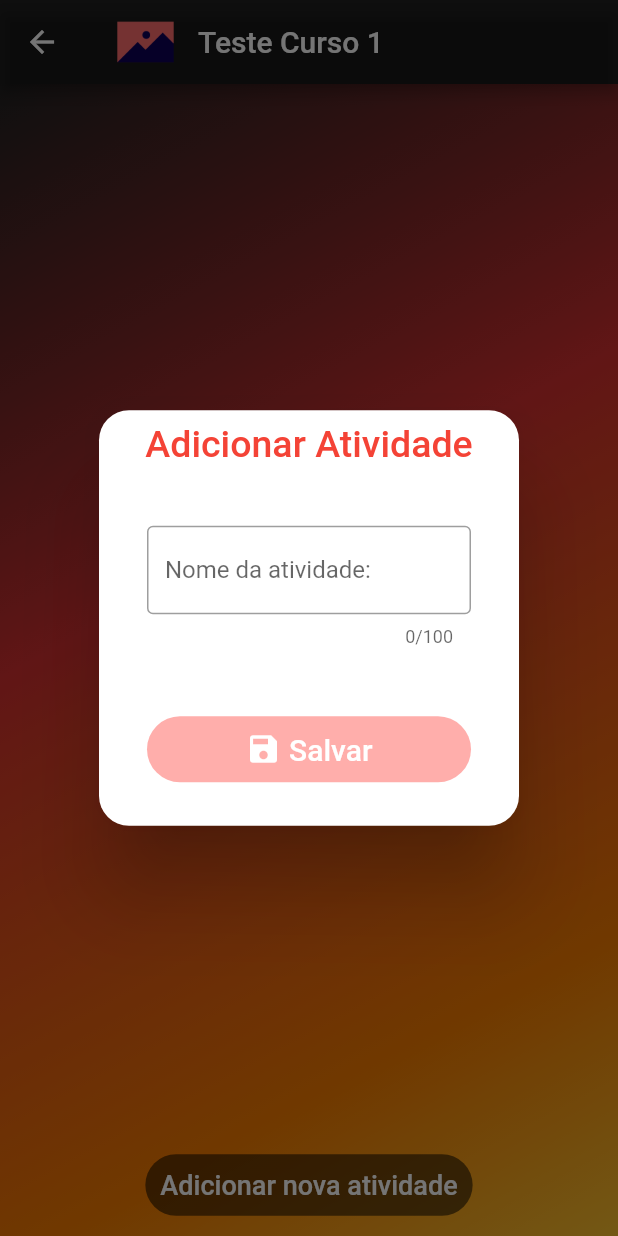
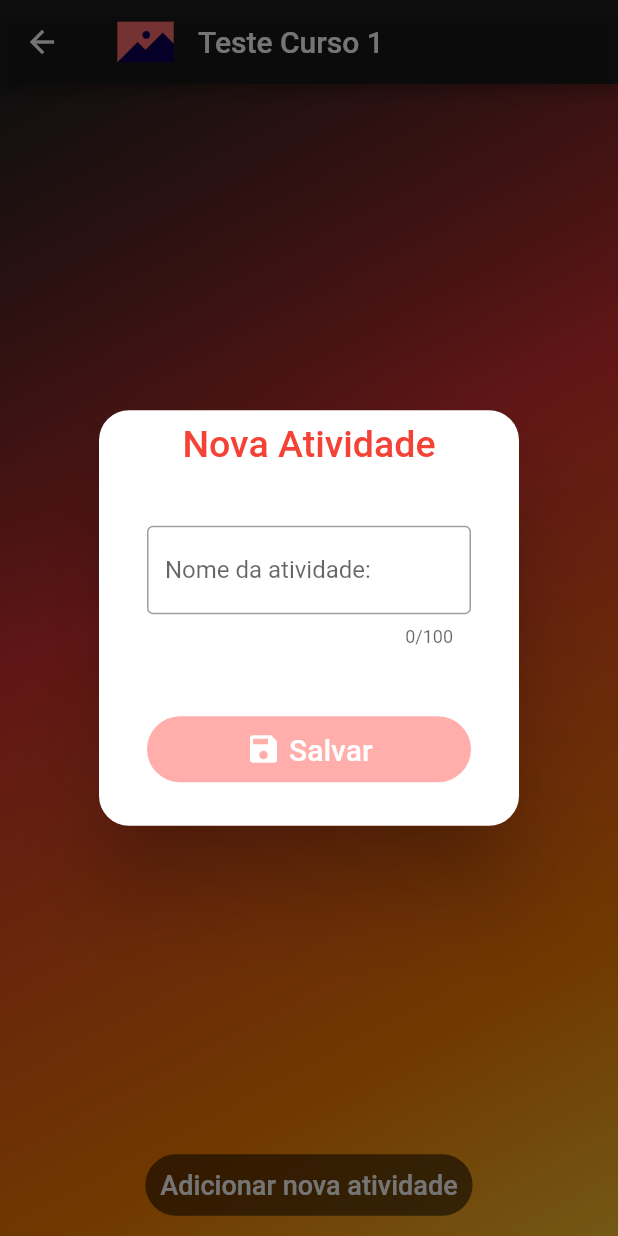
Before and after one commit to alvarobcprado/flutter-dio-courses, a Flutter app: the ActivityView screen opened directly with sample values from the repository, after a tap on "Adicionar nova atividade", on a phone screen of 412 x 824 dp. Run offline on Flutter 3.47's test engine with Material 2 defaults, Android fonts, the phone set to English and light mode, and no system bars; our stand-ins replace flutter_slidable, form_field_validator, get, image_picker.

Commit message:
feat: added edit activity option

```diff
--- a/lib/app/views/activity_view/activity_view.dart
+++ b/lib/app/views/activity_view/activity_view.dart
@@ -1,12 +1,12 @@
 import 'package:dio_cursos/app/models/activity_model/activity_model.dart';
 import 'package:dio_cursos/app/models/course_model/course_model.dart';
-import 'package:dio_cursos/app/views/activity_form_view/activity_form_view.dart';
-import 'package:dio_cursos/app/views/activity_view/widgets/Activity_listing_widget.dart';
+
+import 'package:dio_cursos/app/views/activity_view/widgets/activity_dialog_widget.dart';
+import 'package:dio_cursos/app/views/activity_view/widgets/activity_listing_widget.dart';
 import 'package:dio_cursos/app/widgets/app_bar_widget.dart';
 
 import 'package:dio_cursos/app/widgets/background_box_decoration.dart';
 import 'package:flutter/material.dart';
-import 'package:get/get.dart';
 
 class ActivityView extends StatelessWidget {
   final CourseModel course;
@@ -38,16 +38,8 @@ class ActivityView extends StatelessWidget {
               ),
               TextButton(
                 onPressed: () {
-                  Get.defaultDialog(
-                    title: "Adicionar Atividade",
-                    titleStyle: TextStyle(fontSize: 25, color: Colors.red),
-                    content: Container(
-                      height: 200,
-                      padding: const EdgeInsets.all(8.0),
-                      child: ActivityFormView(
-                        activity: ActivityModel.empty(course: course),
-                      ),
-                    ),
+                  ActivityDialogWidget.showDialog(
+                    activity: ActivityModel.empty(course: course),
                   );
                 },
                 style: TextButton.styleFrom(
--- /dev/null
+++ b/lib/app/views/activity_view/widgets/activity_dialog_widget.dart
@@ -0,0 +1,25 @@
+import 'package:dio_cursos/app/models/activity_model/activity_model.dart';
+import 'package:dio_cursos/app/views/activity_form_view/activity_form_view.dart';
+import 'package:flutter/material.dart';
+import 'package:get/get.dart';
+
+class ActivityDialogWidget {
+  ActivityDialogWidget.showDialog({required ActivityModel activity}) {
+    showActivityDialog(activity: activity);
+  }
+
+  showActivityDialog({required ActivityModel activity}) {
+    return Get.defaultDialog(
+      title:
+          activity.name.value.isEmpty ? "Nova Atividade" : "Editar Atividade",
+      titleStyle: TextStyle(fontSize: 25, color: Colors.red),
+      content: Container(
+        height: 200,
+        padding: const EdgeInsets.all(8.0),
+        child: ActivityFormView(
+          activity: activity,
+        ),
+      ),
+    );
+  }
+}
```
Also changed, not shown: lib/app/views/activity_view/widgets/Activity_listing_widget.dart (+8 -0 lines).
